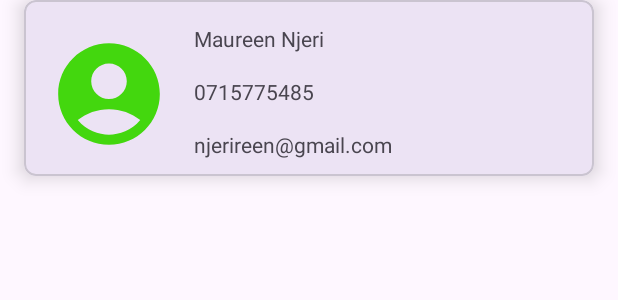
After one commit to Maureen-Wangari/Mycontacts_AndroidApp, an Android app: the layout contact_list_item.xml on its own in the app's theme, with its tools: preview values and no code run, on a phone screen of 412 x 824 dp. The commit adds this screen. Shown: the top 300 px of the screen. Run offline under Robolectric (Android 15) with nearby library versions, the phone set to English and light mode, and no system bars.

Commit message:
contact commit project

```diff
--- a/app/build.gradle.kts
+++ b/app/build.gradle.kts
@@ -48,4 +48,10 @@ dependencies {
     testImplementation(libs.junit)
     androidTestImplementation(libs.androidx.junit)
     androidTestImplementation(libs.androidx.espresso.core)
+    implementation ("org.jetbrains.kotlinx:kotlinx-coroutines-android:1.7.3")
+    implementation ("androidx.lifecycle:lifecycle-viewmodel-ktx:2.8.4")
+    implementation ("androidx.lifecycle:lifecycle-livedata-ktx:2.8.4")
+    implementation ("androidx.activity:activity-ktx:1.9.1")
+    implementation ("androidx.room:room-runtime:2.6.1")
+    annotationProcessor ("androidx.room:room-compiler:2.6.1")
 }
--- a/app/src/main/AndroidManifest.xml
+++ b/app/src/main/AndroidManifest.xml
@@ -13,7 +13,7 @@
         android:theme="@style/Theme.MyContacts"
         tools:targetApi="31">
         <activity
-            android:name=".MainActivity"
+            android:name=".UI.MainActivity"
             android:exported="true">
             <intent-filter>
                 <action android:name="android.intent.action.MAIN" />
--- /dev/null
+++ b/app/src/main/res/drawable/user.xml
@@ -0,0 +1,5 @@
+<vector xmlns:android="http://schemas.android.com/apk/res/android" android:height="24dp" android:tint="#43D70E" android:viewportHeight="24" android:viewportWidth="24" android:width="24dp">
+
+    <path android:fillColor="@android:color/white" android:pathData="M12,2C6.48,2 2,6.48 2,12s4.48,10 10,10s10,-4.48 10,-10S17.52,2 12,2zM12,6c1.93,0 3.5,1.57 3.5,3.5S13.93,13 12,13s-3.5,-1.57 -3.5,-3.5S10.07,6 12,6zM12,20c-2.03,0 -4.43,-0.82 -6.14,-2.88C7.55,15.8 9.68,15 12,15s4.45,0.8 6.14,2.12C16.43,19.18 14.03,20 12,20z"/>
+
+</vector>
--- /dev/null
+++ b/app/src/main/res/layout/contact_list_item.xml
@@ -0,0 +1,65 @@
+<?xml version="1.0" encoding="utf-8"?>
+<com.google.android.material.card.MaterialCardView xmlns:android="http://schemas.android.com/apk/res/android"
+    xmlns:app="http://schemas.android.com/apk/res-auto"
+    xmlns:tools="http://schemas.android.com/tools"
+    android:layout_width="match_parent"
+    android:layout_height="wrap_content"
+    android:layout_marginStart="16dp"
+    android:layout_marginEnd="16dp"
+    android:layout_marginBottom="16dp"
+    app:cardCornerRadius="8dp"
+    app:cardElevation="8dp">
+
+    <androidx.constraintlayout.widget.ConstraintLayout
+        android:id="@+id/user"
+        android:layout_width="match_parent"
+        android:layout_height="match_parent">
+
+        <TextView
+            android:id="@+id/tvName"
+            android:layout_width="0dp"
+            android:layout_height="wrap_content"
+            android:layout_marginStart="16dp"
+            android:layout_marginEnd="16dp"
+            app:layout_constraintEnd_toEndOf="parent"
+            app:layout_constraintStart_toEndOf="@+id/avatar"
+            app:layout_constraintTop_toTopOf="@+id/avatar"
+            tools:text="Maureen Njeri" />
+
+        <TextView
+            android:id="@+id/tvPhoneNumber"
+            android:layout_width="0dp"
+            android:layout_height="wrap_content"
+            android:layout_marginStart="16dp"
+            android:layout_marginTop="16dp"
+            android:layout_marginEnd="16dp"
+            app:layout_constraintEnd_toEndOf="parent"
+            app:layout_constraintStart_toEndOf="@+id/avatar"
+            app:layout_constraintTop_toBottomOf="@+id/tvName"
+            tools:text="0715775485" />
+
+        <TextView
+            android:id="@+id/tvEmail"
+            android:layout_width="0dp"
+            android:layout_height="wrap_content"
+            android:layout_marginStart="16dp"
+            android:layout_marginTop="16dp"
+            android:layout_marginEnd="16dp"
+            app:layout_constraintEnd_toEndOf="parent"
+            app:layout_constraintStart_toEndOf="@+id/avatar"
+            app:layout_constraintTop_toBottomOf="@+id/tvPhoneNumber"
+            tools:text="njerireen@gmail.com" />
+
+        <ImageView
+            android:id="@+id/avatar"
+            android:layout_width="81dp"
+            android:layout_height="93dp"
+            android:layout_marginStart="16dp"
+            android:layout_marginBottom="8dp"
+            android:layout_marginTop="16dp"
+            app:layout_constraintBottom_toBottomOf="parent"
+            app:layout_constraintStart_toStartOf="parent"
+            app:layout_constraintTop_toTopOf="parent"
+            app:srcCompat="@drawable/user" />
+    </androidx.constraintlayout.widget.ConstraintLayout>
+</com.google.android.material.card.MaterialCardView>
```
Also changed, not shown: app/src/main/java/com/njerireen/mycontacts/MainActivity.kt (deleted, +0 -20 lines), app/src/main/java/com/njerireen/mycontacts/UI/ContactsAdapter.kt (added, +33 -0 lines), app/src/main/java/com/njerireen/mycontacts/UI/MainActivity.kt (added, +35 -0 lines), app/src/main/java/com/njerireen/mycontacts/database/ContactDao.kt (added, +29 -0 lines), app/src/main/java/com/njerireen/mycontacts/database/ContactsDatabase.kt (added, +23 -0 lines), app/src/main/java/com/njerireen/mycontacts/model/Contact.kt (added, +12 -0 lines), app/src/main/res/layout/activity_main.xml (+11 -7 lines).
